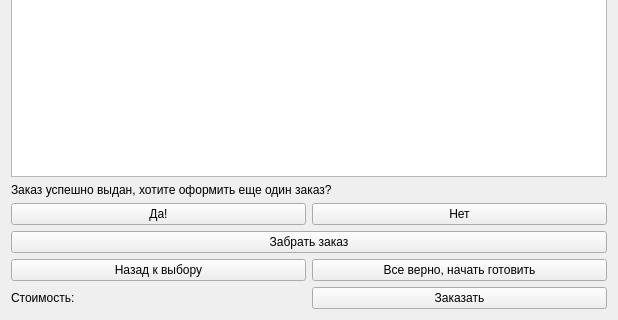
Qt form delivery/gui/delivery_gui.ui (OverLeo007/Laba8opV22) before a commit; both pictures show x 0 to 618 and y 160 to 480 of the 618 by 480 pixel window.
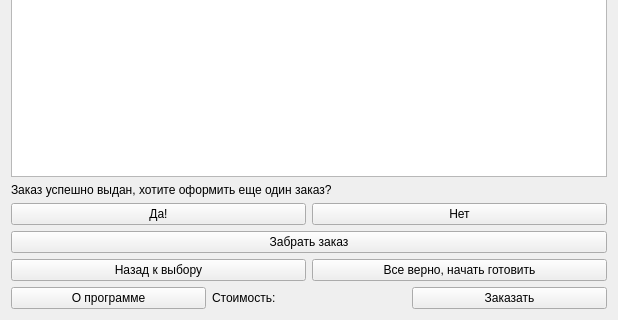
The same form after that commit.

Commit message: final ver with about (without docstrings)

The edit to the form file:
```diff
--- a/delivery/gui/delivery_gui.ui
+++ b/delivery/gui/delivery_gui.ui
@@ -79,6 +79,13 @@
    </item>
    <item>
     <layout class="QHBoxLayout" name="horizontalLayout">
+     <item>
+      <widget class="QPushButton" name="aboutButton">
+       <property name="text">
+        <string>О программе</string>
+       </property>
+      </widget>
+     </item>
      <item>
       <widget class="QLabel" name="orderCostLabel">
        <property name="text">
```
The commit also changes 4 other files.
